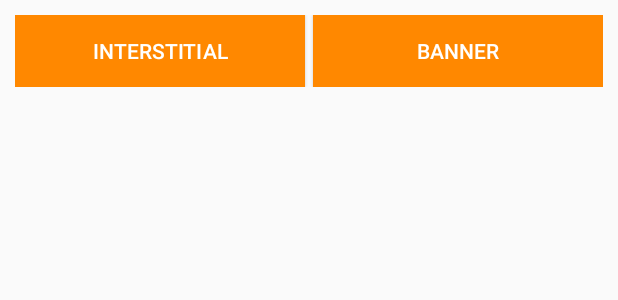
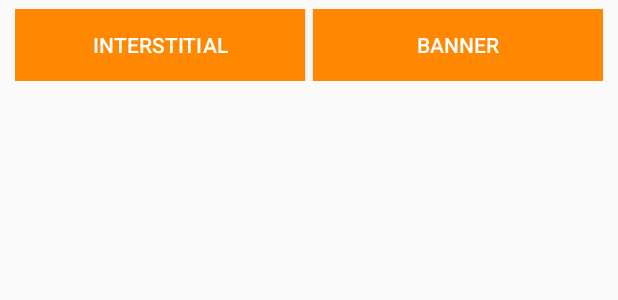
Before and after one commit to criteo/android-publisher-sdk, an Android app: the layout activity_in_house.xml on its own in the app's theme, with its tools: preview values and no code run, on a phone screen of 412 x 824 dp. Shown: the top 300 px of the screen. Run offline under Robolectric (Android 15) with nearby library versions, the phone set to English and light mode, and no system bars; network calls fail.

```diff
--- a/app/build.gradle
+++ b/app/build.gradle
@@ -32,7 +32,8 @@ android {
         targetCompatibility JavaVersion.VERSION_1_8
     }
     lintOptions {
-        abortOnError false
+        abortOnError true
+        lintConfig file('lint.xml')
     }
 }
 configurations.all {
--- a/app/src/main/res/layout/activity_in_house.xml
+++ b/app/src/main/res/layout/activity_in_house.xml
@@ -1,28 +1,17 @@
 <?xml version="1.0" encoding="utf-8"?>
 <android.support.constraint.ConstraintLayout xmlns:android="http://schemas.android.com/apk/res/android"
-  xmlns:app="http://schemas.android.com/apk/res-auto"
   android:layout_width="match_parent"
   android:layout_height="match_parent"
-  xmlns:ads="http://schemas.android.com/tools">
-
-  <LinearLayout
-    android:id="@+id/linearLayout"
-    android:layout_width="0dp"
-    android:layout_height="0dp"
-    android:layout_margin="10dp"
-    android:layout_marginTop="6dp"
-    android:layout_marginBottom="8dp"
-    android:layout_marginStart="10dp"
-    android:layout_marginEnd="10dp"
-    android:orientation="horizontal"
-    app:layout_constraintBottom_toBottomOf="parent"
-    app:layout_constraintEnd_toEndOf="parent"
-    app:layout_constraintStart_toStartOf="parent"
-    app:layout_constraintTop_toTopOf="parent">
+  xmlns:ndroid="http://schemas.android.com/tools">
 
     <LinearLayout
       android:layout_width="match_parent"
       android:layout_height="match_parent"
+      ndroid:layout_margin="10dp"
+      android:layout_marginTop="6dp"
+      android:layout_marginBottom="8dp"
+      android:layout_marginStart="10dp"
+      android:layout_marginEnd="10dp"
       android:orientation="vertical">
       <LinearLayout
         android:layout_width="match_parent"
@@ -35,16 +24,17 @@
           android:layout_height="wrap_content"
           android:layout_weight=".5"
           android:background="@android:color/holo_orange_dark"
-          android:text="Interstitial"/>
+          android:text="@string/btn_interstitial"/>
         <Button
           android:id="@+id/buttonInhouseBanner"
           style="@style/Widget.AppCompat.Button.Colored"
           android:layout_width="0dp"
           android:layout_height="wrap_content"
           android:layout_weight=".5"
+          android:layout_marginStart="5dp"
           android:layout_marginLeft="5dp"
           android:background="@android:color/holo_orange_dark"
-          android:text="Banner"/>
+          android:text="@string/btn_banner"/>
       </LinearLayout>
       <LinearLayout
         android:id="@+id/AdLayout"
@@ -54,7 +44,4 @@
         android:orientation="vertical">
       </LinearLayout>
     </LinearLayout>
-
-  </LinearLayout>
-
 </android.support.constraint.ConstraintLayout>
--- a/app/src/main/res/layout/activity_mediation.xml
+++ b/app/src/main/res/layout/activity_mediation.xml
@@ -33,16 +33,17 @@
           android:layout_weight=".5"
           android:background="@android:color/holo_red_dark"
           android:enabled="true"
-          android:text="Interstitial"/>
+          android:text="@string/btn_interstitial"/>
         <Button
           android:id="@+id/buttonMediationBanner"
           style="@style/Widget.AppCompat.Button.Colored"
           android:layout_width="0dp"
           android:layout_height="wrap_content"
           android:layout_weight=".5"
+          android:layout_marginStart="5dp"
           android:layout_marginLeft="5dp"
           android:background="@android:color/holo_red_dark"
-          android:text="Banner"/>
+          android:text="@string/btn_banner"/>
       </LinearLayout>
       <LinearLayout
         android:id="@+id/adViewHolder"
--- a/app/src/main/res/layout/content_mopub.xml
+++ b/app/src/main/res/layout/content_mopub.xml
@@ -27,17 +27,18 @@
             android:layout_height="wrap_content"
             android:layout_weight=".5"
             android:background="#81C784"
-            android:text="Banner" />
+            android:text="@string/btn_banner" />
 
         <Button
             android:id="@+id/buttonInterstitial"
             style="@style/Widget.AppCompat.Button.Colored"
             android:layout_width="0dp"
             android:layout_height="wrap_content"
+            android:layout_marginStart="10dp"
             android:layout_marginLeft="10dp"
             android:layout_weight=".5"
             android:background="#81C784"
-            android:text="Interstitial" />
+            android:text="@string/btn_interstitial" />
     </LinearLayout>
 
     <LinearLayout
--- a/app/src/main/res/values/dimens.xml
+++ b/app/src/main/res/values/dimens.xml
@@ -1,3 +1,2 @@
 <resources>
-    <dimen name="fab_margin">16dp</dimen>
 </resources>
--- a/app/src/main/res/values/styles.xml
+++ b/app/src/main/res/values/styles.xml
@@ -12,9 +12,4 @@
         <item name="windowActionBar">false</item>
         <item name="windowNoTitle">true</item>
     </style>
-
-    <style name="AppTheme.AppBarOverlay" parent="ThemeOverlay.AppCompat.Dark.ActionBar" />
-
-    <style name="AppTheme.PopupOverlay" parent="ThemeOverlay.AppCompat.Light" />
-
 </resources>
--- a/publisher-sdk/build.gradle
+++ b/publisher-sdk/build.gradle
@@ -16,7 +16,8 @@ android {
     }
 
     lintOptions {
-        abortOnError false
+        abortOnError true
+        lintConfig file('lint.xml')
     }
 
     buildTypes {
@@ -47,7 +48,7 @@ dependencies {
     implementation fileTree(dir: 'libs', include: ['*.jar'])
     testImplementation 'junit:junit:4.12'
     testImplementation 'org.json:json:20140107'
-    testImplementation 'org.mockito:mockito-core:2.7.22'
+    testImplementation 'org.mockito:mockito-core:2.7.0'
     testImplementation 'com.google.android.gms:play-services-ads:15.0.1'
     testImplementation 'nl.jqno.equalsverifier:equalsverifier:3.1.10'
     testImplementation 'org.assertj:assertj-core:3.11.1'
--- a/publisher-sdk/src/main/java/com/criteo/publisher/AdChoiceView.java
+++ b/publisher-sdk/src/main/java/com/criteo/publisher/AdChoiceView.java
@@ -23,7 +23,7 @@ public class AdChoiceView extends ImageView implements OnClickListener {
         super(context);
         mContext = context;
         FrameLayout.LayoutParams params = new FrameLayout.LayoutParams(FRAME_WIDTH, FRAME_HEIGHT);
-        params.gravity = Gravity.RIGHT;
+        params.gravity = Gravity.END;
         setLayoutParams(params);
         setImageResource(R.drawable.adchoice);
         setScaleType(ScaleType.FIT_CENTER);
--- a/publisher-sdk/src/main/java/com/criteo/publisher/CriteoBannerView.java
+++ b/publisher-sdk/src/main/java/com/criteo/publisher/CriteoBannerView.java
@@ -20,13 +20,10 @@ public class CriteoBannerView extends WebView {
     public CriteoBannerView(Context context, BannerAdUnit bannerAdUnit) {
         super(context);
         this.bannerAdUnit = bannerAdUnit;
-
-
     }
 
     public void setCriteoBannerAdListener(CriteoBannerAdListener criteoBannerAdListener) {
         this.criteoBannerAdListener = criteoBannerAdListener;
-
     }
 
     public void loadAd() {
--- a/publisher-sdk/src/main/java/com/criteo/publisher/Util/DeviceUtil.java
+++ b/publisher-sdk/src/main/java/com/criteo/publisher/Util/DeviceUtil.java
@@ -11,6 +11,7 @@ import com.criteo.publisher.model.AdSize;
 import java.io.UnsupportedEncodingException;
 import java.net.URLEncoder;
 import java.nio.charset.Charset;
+import java.util.Locale;
 
 public final class DeviceUtil {
 
@@ -39,7 +40,7 @@ public final class DeviceUtil {
     public static String getDeviceModel() {
         String manufacturer = Build.MANUFACTURER;
         String model = Build.MODEL;
-        if (model.toLowerCase().startsWith(manufacturer.toLowerCase())) {
+        if (model.toLowerCase(Locale.ROOT).startsWith(manufacturer.toLowerCase(Locale.ROOT))) {
             return model;
         } else {
             return manufacturer + " " + model;
```
Also changed, not shown: app/src/main/java/com/criteo/pubsdk_android/StandaloneActivity.java (+13 -7 lines), app/src/main/res/layout/activity_main.xml (+11 -11 lines), app/src/main/res/layout/activity_mopub_mediation.xml (+4 -4 lines), app/src/main/res/layout/activity_stand_alone.xml (+4 -4 lines), app/src/main/res/layout/content_dfp.xml (+5 -3 lines), app/src/main/res/layout/content_splash.xml (+6 -5 lines), app/src/main/res/values/strings.xml (+15 -2 lines), 2 other files.
